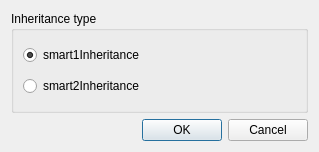
Qt form projectgenerator/ui/ili2pg_options.ui (opengisch/QgisModelBaker) before a commit.
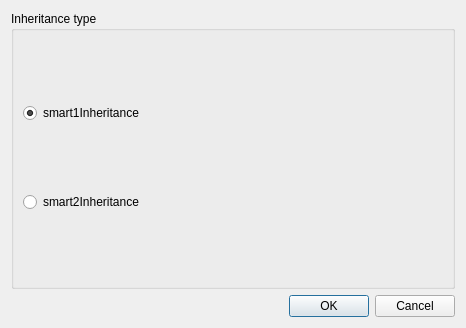
The same form after that commit.

```diff
--- a/projectgenerator/ui/ili2pg_options.ui
+++ b/projectgenerator/ui/ili2pg_options.ui
@@ -6,8 +6,8 @@
    <rect>
     <x>0</x>
     <y>0</y>
-    <width>319</width>
-    <height>152</height>
+    <width>466</width>
+    <height>328</height>
    </rect>
   </property>
   <property name="windowTitle">
```
